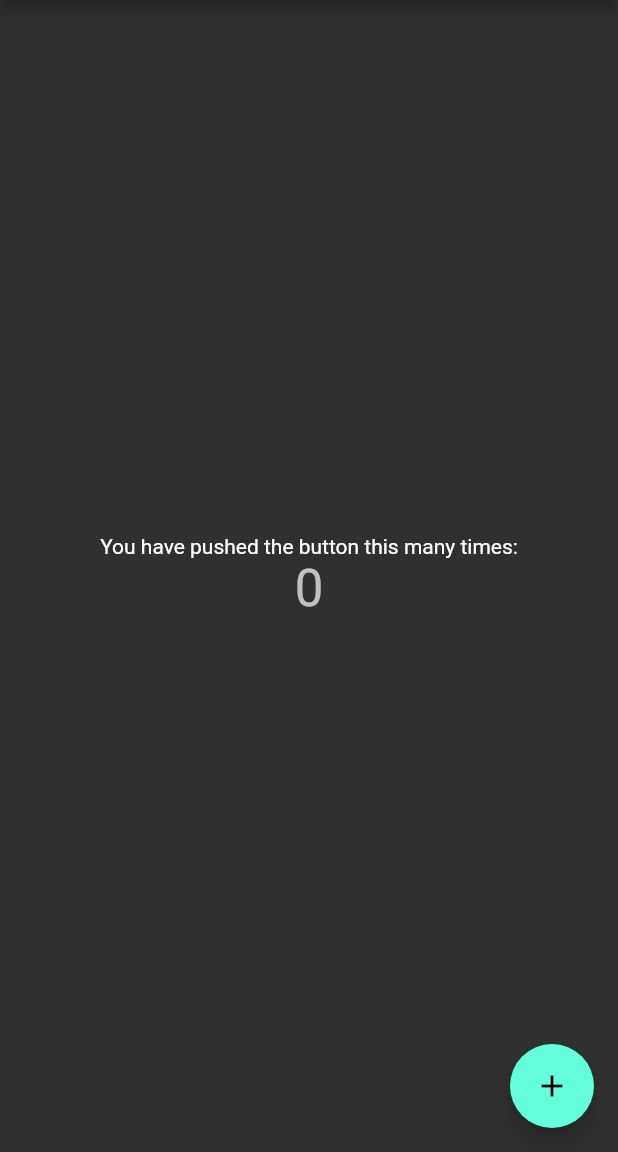
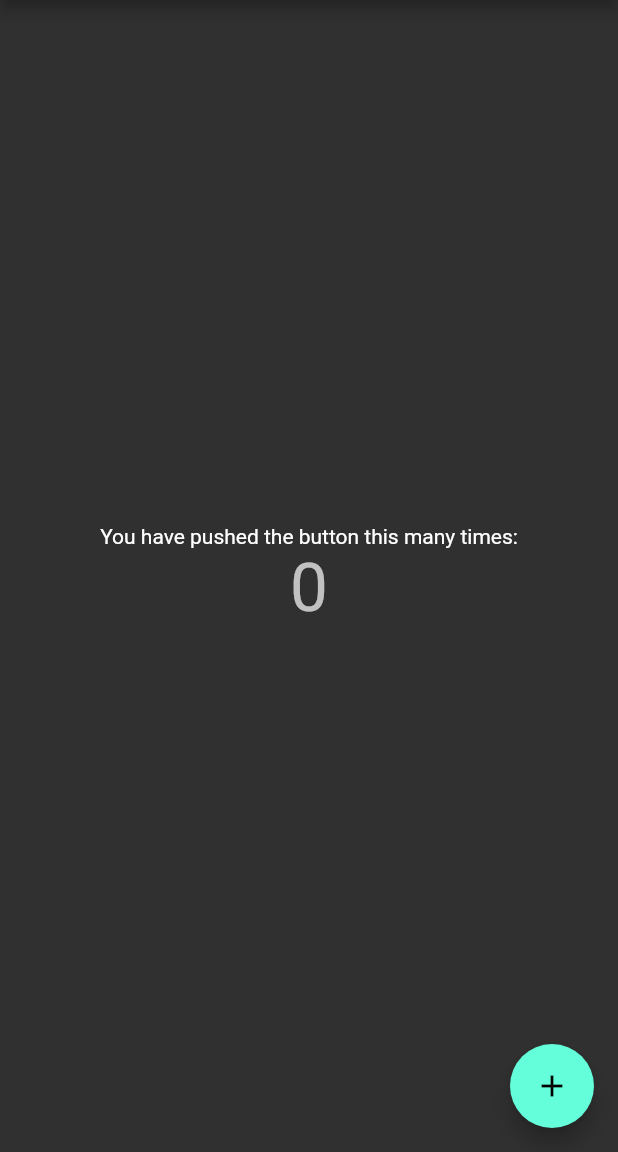
Before and after one commit to mocklee/communique, a Flutter app: the screen it shows after launch, on a phone screen of 412 x 824 dp, the part 84-1236 px from its top. Run offline on Flutter 3.47's test engine with Material 2 defaults, Android fonts, the phone set to English and light mode, and no system bars.

Commit message:
added description to pubspec

```diff
--- a/lib/landing/landing.dart
+++ b/lib/landing/landing.dart
@@ -91,7 +91,7 @@ class _LandingState extends State<Landing> {
             ),
             Text(
               '$_counter',
-              style: Theme.of(context).textTheme.headline4,
+              style: Theme.of(context).textTheme.headline3,
             ),
           ],
         ),
--- a/pubspec.yaml
+++ b/pubspec.yaml
@@ -1,5 +1,5 @@
 name: communique
-description: A new Flutter project.
+description: Write & share email messages for change. Let the collective voice rise.
 
 # The following line prevents the package from being accidentally published to
 # pub.dev using `pub publish`. This is preferred for private packages.
@@ -24,6 +24,7 @@ dependencies:
   flutter:
     sdk: flutter
   firebase_auth:
+  responsive_widgets:
   google_sign_in: ^4.1.0
 
   # The following adds the Cupertino Icons font to your application.
```
Also changed, not shown: pubspec.lock.
